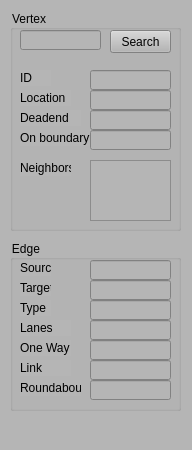
The window that FBCDesigner/PropertyWidget.ui (gnishida/FBCDesigner) describes before a commit, drawn with Qt 5.
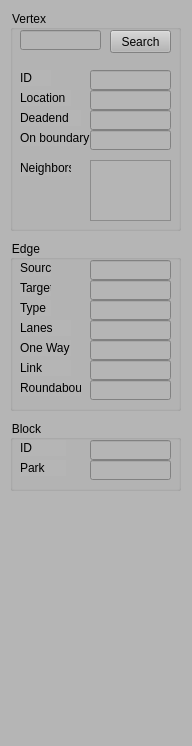
The same window after the commit.

Patch:
```diff
--- a/FBCDesigner/PropertyWidget.ui
+++ b/FBCDesigner/PropertyWidget.ui
@@ -7,7 +7,7 @@
     <x>0</x>
     <y>0</y>
     <width>192</width>
-    <height>450</height>
+    <height>746</height>
    </rect>
   </property>
   <property name="minimumSize">
@@ -345,6 +345,65 @@
      </property>
     </widget>
    </widget>
+   <widget class="QGroupBox" name="groupBox_2">
+    <property name="geometry">
+     <rect>
+      <x>10</x>
+      <y>420</y>
+      <width>171</width>
+      <height>71</height>
+     </rect>
+    </property>
+    <property name="title">
+     <string>Block</string>
+    </property>
+    <widget class="QLabel" name="label_11">
+     <property name="geometry">
+      <rect>
+       <x>10</x>
+       <y>20</y>
+       <width>46</width>
+       <height>16</height>
+      </rect>
+     </property>
+     <property name="text">
+      <string>ID</string>
+     </property>
+    </widget>
+    <widget class="QLineEdit" name="lineEditBlockId">
+     <property name="geometry">
+      <rect>
+       <x>80</x>
+       <y>20</y>
+       <width>81</width>
+       <height>20</height>
+      </rect>
+     </property>
+    </widget>
+    <widget class="QLabel" name="label_12">
+     <property name="geometry">
+      <rect>
+       <x>10</x>
+       <y>40</y>
+       <width>46</width>
+       <height>16</height>
+      </rect>
+     </property>
+     <property name="text">
+      <string>Park</string>
+     </property>
+    </widget>
+    <widget class="QLineEdit" name="lineEditBlockIsPark">
+     <property name="geometry">
+      <rect>
+       <x>80</x>
+       <y>40</y>
+       <width>81</width>
+       <height>20</height>
+      </rect>
+     </property>
+    </widget>
+   </widget>
   </widget>
  </widget>
  <resources/>
```
